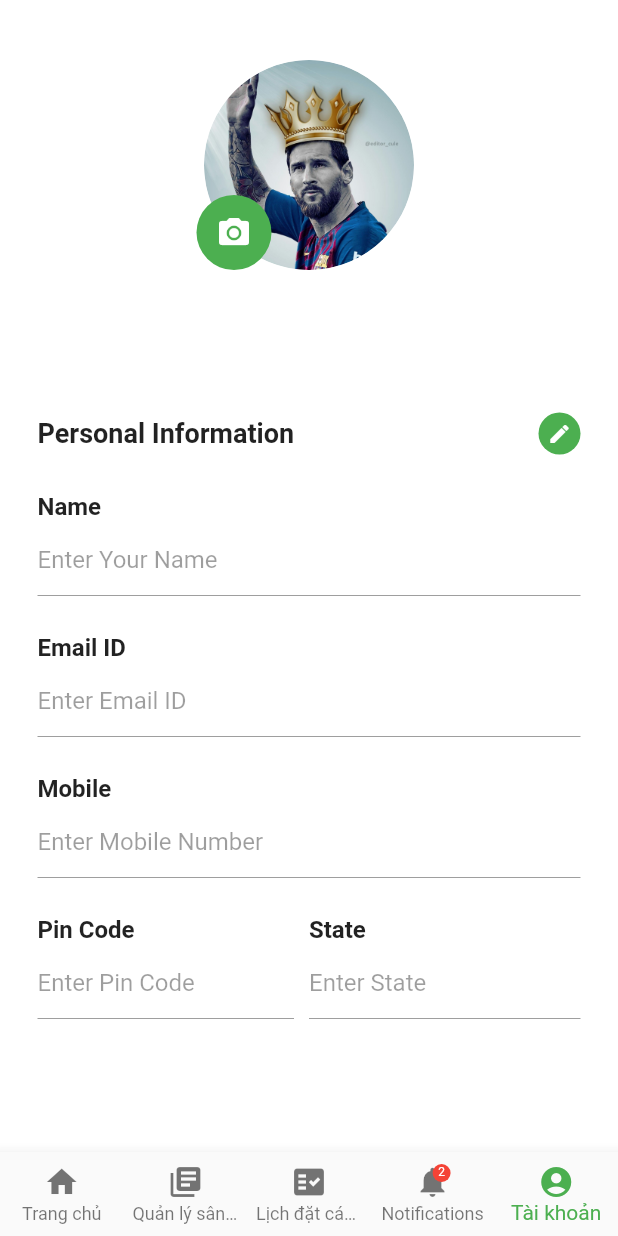
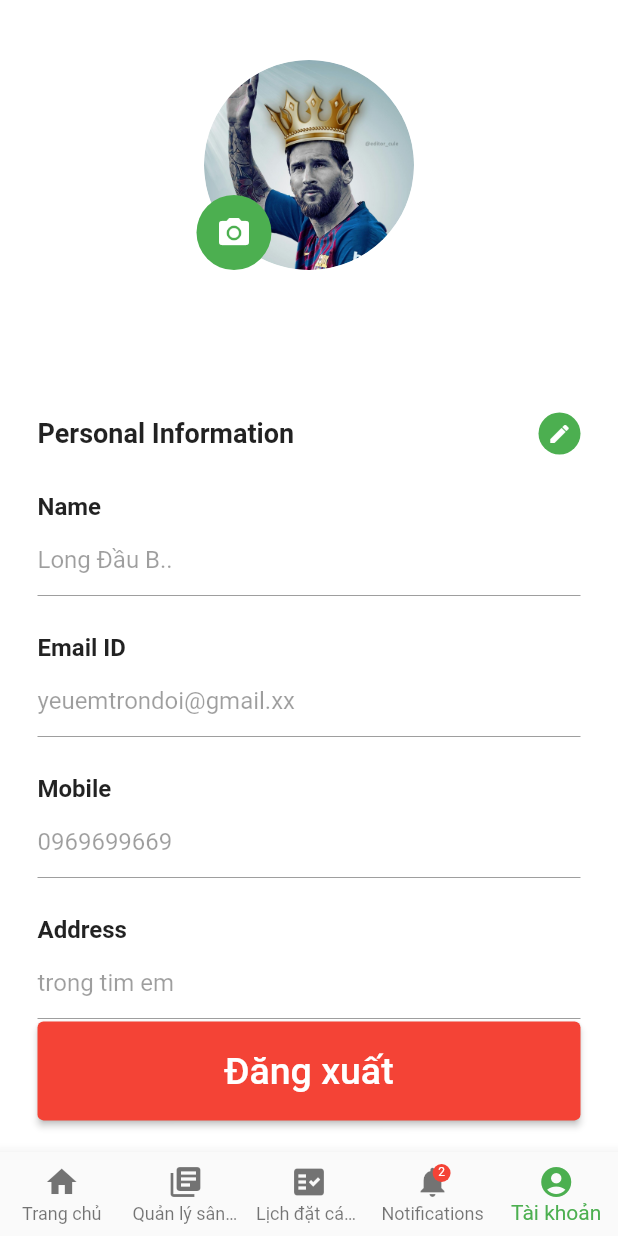
Before and after one commit to longdaungo/adminBookingPitch, a Flutter app: the ProfilePage screen opened by its route, on a phone screen of 412 x 824 dp. Run offline on Flutter 3.47's test engine with Material 2 defaults, Android fonts, the phone set to English and light mode, and no system bars.

Commit message:
add logout button

```diff
--- a/host_booking_pitch/lib/home_screen/profile/profile.dart
+++ b/host_booking_pitch/lib/home_screen/profile/profile.dart
@@ -137,6 +137,7 @@ class MapScreenState extends State<ProfilePage>
                             children: <Widget>[
                               new Flexible(
                                 child: new TextField(
+                                  controller: TextEditingController(text: "Long Đầu B.."),
                                   decoration: const InputDecoration(
                                     hintText: "Enter Your Name",
                                   ),
@@ -175,6 +176,7 @@ class MapScreenState extends State<ProfilePage>
                             children: <Widget>[
                               new Flexible(
                                 child: new TextField(
+                                  controller: TextEditingController(text: "yeuemtrondoi@gmail.xx"),
                                   decoration: const InputDecoration(
                                       hintText: "Enter Email ID"),
                                   enabled: !_status,
@@ -210,6 +212,7 @@ class MapScreenState extends State<ProfilePage>
                             children: <Widget>[
                               new Flexible(
                                 child: new TextField(
+                                  controller: TextEditingController(text: "0969699669"),
                                   decoration: const InputDecoration(
                                       hintText: "Enter Mobile Number"),
                                   enabled: !_status,
@@ -222,29 +225,18 @@ class MapScreenState extends State<ProfilePage>
                               left: 25.0, right: 25.0, top: 25.0),
                           child: new Row(
                             mainAxisSize: MainAxisSize.max,
-                            mainAxisAlignment: MainAxisAlignment.start,
                             children: <Widget>[
-                              Expanded(
-                                child: Container(
-                                  child: new Text(
-                                    'Pin Code',
+                              new Column(
+                                mainAxisAlignment: MainAxisAlignment.start,
+                                mainAxisSize: MainAxisSize.min,
+                                children: <Widget>[
+                                  new Text(
+                                    'Address',
                                     style: TextStyle(
                                         fontSize: 16.0,
                                         fontWeight: FontWeight.bold),
                                   ),
-                                ),
-                                flex: 2,
-                              ),
-                              Expanded(
-                                child: Container(
-                                  child: new Text(
-                                    'State',
-                                    style: TextStyle(
-                                        fontSize: 16.0,
-                                        fontWeight: FontWeight.bold),
-                                  ),
-                                ),
-                                flex: 2,
+                                ],
                               ),
                             ],
                           )),
@@ -253,30 +245,46 @@ class MapScreenState extends State<ProfilePage>
                               left: 25.0, right: 25.0, top: 2.0),
                           child: new Row(
                             mainAxisSize: MainAxisSize.max,
-                            mainAxisAlignment: MainAxisAlignment.start,
                             children: <Widget>[
-                              Flexible(
-                                child: Padding(
-                                  padding: EdgeInsets.only(right: 10.0),
-                                  child: new TextField(
-                                    decoration: const InputDecoration(
-                                        hintText: "Enter Pin Code"),
-                                    enabled: !_status,
-                                  ),
-                                ),
-                                flex: 2,
-                              ),
-                              Flexible(
+                              new Flexible(
                                 child: new TextField(
+                                  controller: TextEditingController(text: "trong tim em"),
                                   decoration: const InputDecoration(
-                                      hintText: "Enter State"),
+                                      hintText: "Enter Your Address"),
                                   enabled: !_status,
                                 ),
-                                flex: 2,
                               ),
                             ],
                           )),
                       !_status ? _getActionButtons() : new Container(),
+                      Padding(
+                          padding: EdgeInsets.only(
+                              left: 25.0, right: 25.0, top: 2.0),
+                          child: new Row(
+                            mainAxisSize: MainAxisSize.max,
+                            children: <Widget>[
+                              new Flexible(
+                                child: new SizedBox(
+                                  height: MediaQuery.of(context).size.height * 0.08,
+                                  width: double.infinity,
+                                  child: ElevatedButton(
+                                    onPressed: () => {
+                                    },
+                                    style: ButtonStyle(
+                                      backgroundColor: MaterialStateProperty.all<Color>(Colors.red),
+                                    ),
+                                    child: Text(
+                                      "Đăng xuất",
+                                      style: TextStyle(
+                                        color: Colors.white,
+                                        fontSize: 25
+                                      ),
+                                      ),
+                                  ),
+                                )
+                              ),
+                            ],
+                          )),
                     ],
                   ),
                 ),
@@ -298,7 +306,7 @@ class MapScreenState extends State<ProfilePage>
 
   Widget _getActionButtons() {
     return Padding(
-      padding: EdgeInsets.only(left: 25.0, right: 25.0, top: 45.0),
+      padding: EdgeInsets.only(left: 25.0, right: 25.0, top: 30.0, bottom: 40),
       child: new Row(
         mainAxisSize: MainAxisSize.max,
         mainAxisAlignment: MainAxisAlignment.start,
```
